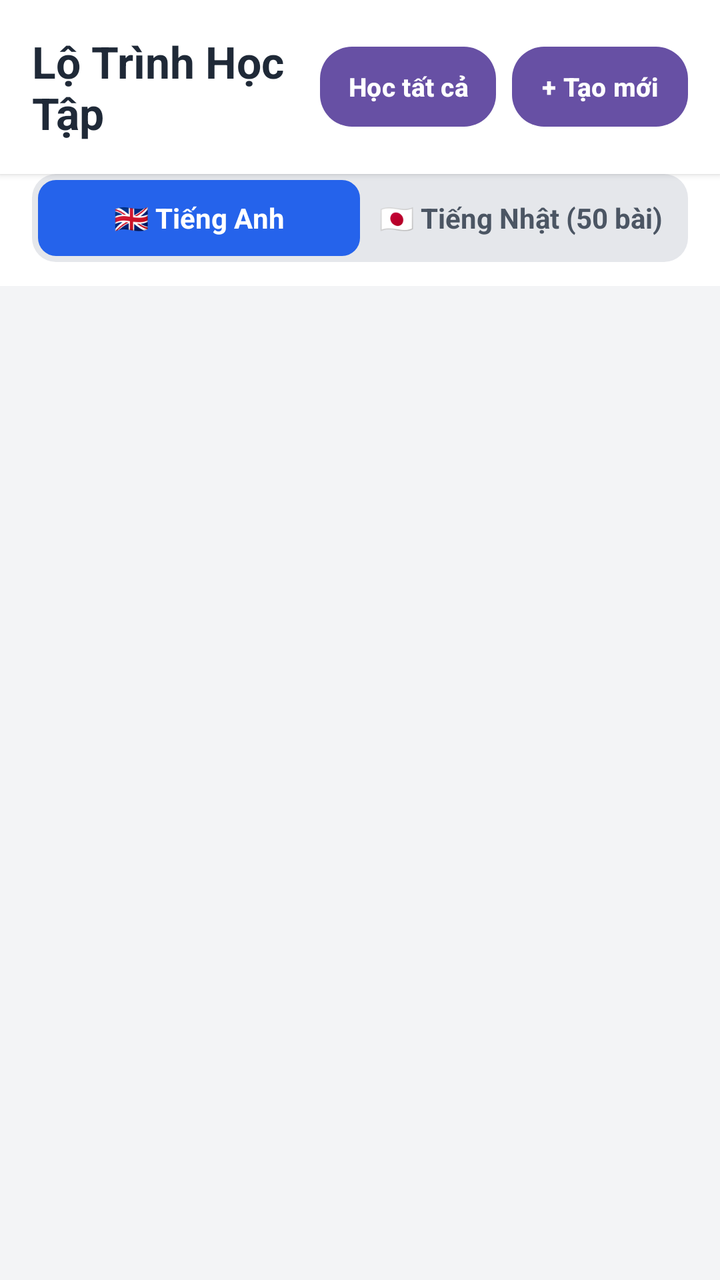
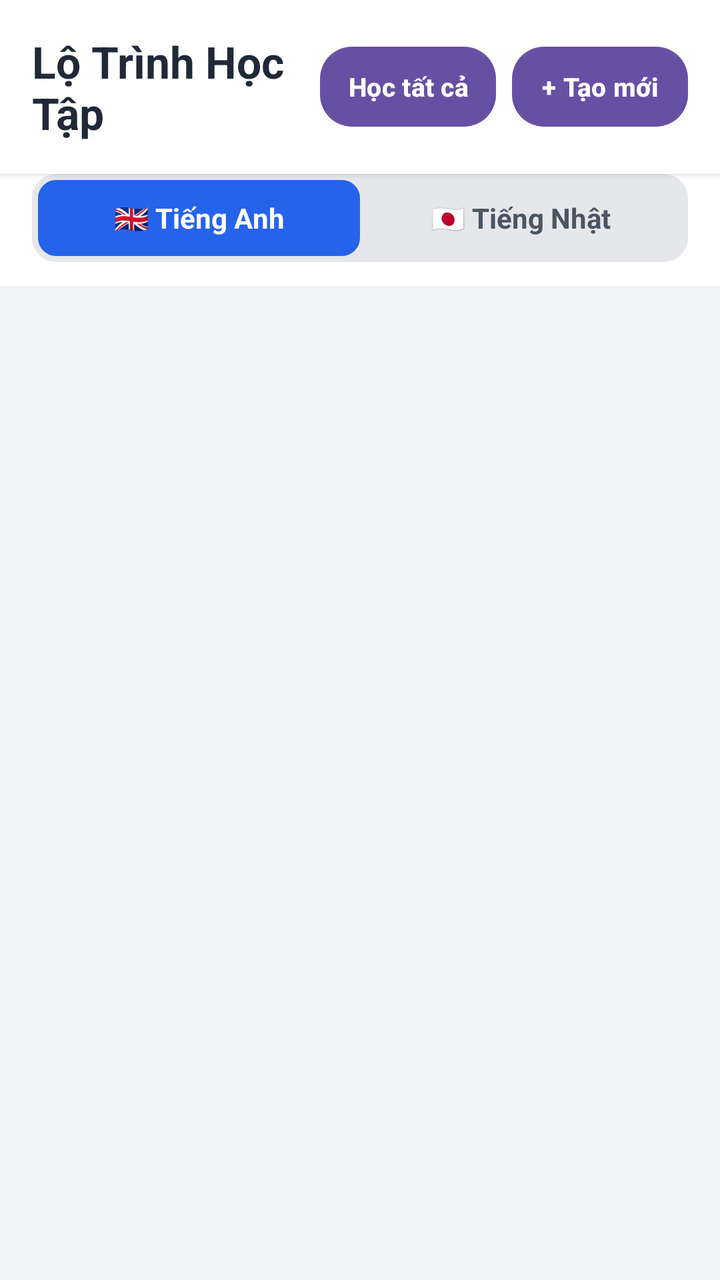

Compare the two renders of this Android layout. The source of the first and the diff that turns it into the second are given below.
<!-- AndroidManifest.xml: application theme Theme.LearnEnglish -->
<!-- res/layout/activity_main.xml -->
<?xml version="1.0" encoding="utf-8"?>
<LinearLayout xmlns:android="http://schemas.android.com/apk/res/android"
    xmlns:tools="http://schemas.android.com/tools"
    android:id="@+id/main"
    android:layout_width="match_parent"
    android:layout_height="match_parent"
    android:orientation="vertical"
    android:background="#F3F4F6"
    tools:context=".MainActivity">

    
    <LinearLayout
        android:layout_width="match_parent"
        android:layout_height="wrap_content"
        android:background="@android:color/white"
        android:elevation="2dp"
        android:gravity="center_vertical"
        android:orientation="horizontal"
        android:padding="16dp">

        <TextView
            android:id="@+id/tvHeaderTitle"
            android:layout_width="0dp"
            android:layout_height="wrap_content"
            android:layout_weight="1"
            android:text="Lộ Trình Học Tập"
            android:textColor="#1F2937"
            android:textSize="22sp"
            android:textStyle="bold" />

        <Button
            android:id="@+id/btnLearnAll"
            android:layout_width="wrap_content"
            android:layout_height="40dp"
            android:background="@drawable/bg_button_blue"
            android:paddingStart="14dp"
            android:paddingEnd="14dp"
            android:layout_marginEnd="8dp"
            android:text="Học tất cả"
            android:textColor="@android:color/white"
            android:textSize="13sp"
            android:textStyle="bold"
            android:textAllCaps="false" />

        <Button
            android:id="@+id/btnCreateLesson"
            android:layout_width="wrap_content"
            android:layout_height="40dp"
            android:background="@drawable/bg_button_blue"
            android:paddingStart="14dp"
            android:paddingEnd="14dp"
            android:text="+ Tạo mới"
            android:textColor="@android:color/white"
            android:textSize="13sp"
            android:textStyle="bold"
            android:textAllCaps="false" />
    </LinearLayout>

    
    <LinearLayout
        android:layout_width="match_parent"
        android:layout_height="wrap_content"
        android:background="@android:color/white"
        android:paddingStart="16dp"
        android:paddingEnd="16dp"
        android:paddingBottom="12dp">

        <LinearLayout
            android:layout_width="match_parent"
            android:layout_height="44dp"
            android:background="@drawable/bg_tab_container"
            android:orientation="horizontal"
            android:padding="3dp">

            <TextView
                android:id="@+id/tabEnglish"
                android:layout_width="0dp"
                android:layout_height="match_parent"
                android:layout_weight="1"
                android:gravity="center"
                android:text="🇬🇧 Tiếng Anh"
                android:textColor="@android:color/white"
                android:textSize="14sp"
                android:textStyle="bold"
                android:background="@drawable/bg_tab_active_blue" />

            <TextView
                android:id="@+id/tabJapanese"
                android:layout_width="0dp"
                android:layout_height="match_parent"
                android:layout_weight="1"
                android:gravity="center"
                android:text="🇯🇵 Tiếng Nhật (50 bài)"
                android:textColor="#4B5563"
                android:textSize="14sp"
                android:textStyle="bold"
                android:background="@android:color/transparent" />
        </LinearLayout>
    </LinearLayout>

    <ScrollView
        android:layout_width="match_parent"
        android:layout_height="match_parent">

        <LinearLayout
            android:id="@+id/layoutLessons"
            android:layout_width="match_parent"
            android:layout_height="wrap_content"
            android:orientation="vertical"
            android:padding="16dp">

            
        </LinearLayout>
    </ScrollView>
</LinearLayout>
<!-- resources referenced by this layout -->
<resources>
  <!-- drawable bg_button_blue (drawable) -->
  <?xml version="1.0" encoding="utf-8"?>
  <shape xmlns:android="http://schemas.android.com/apk/res/android"
      android:shape="rectangle">
      <solid android:color="#3B82F6" />
      <corners android:radius="16dp" />
  </shape>
  <!-- drawable bg_tab_active_blue (drawable) -->
  <?xml version="1.0" encoding="utf-8"?>
  <shape xmlns:android="http://schemas.android.com/apk/res/android"
      android:shape="rectangle">
      <solid android:color="#2563EB" />
      <corners android:radius="9dp" />
  </shape>
  <!-- drawable bg_tab_container (drawable) -->
  <?xml version="1.0" encoding="utf-8"?>
  <shape xmlns:android="http://schemas.android.com/apk/res/android"
      android:shape="rectangle">
      <solid android:color="#E5E7EB" />
      <corners android:radius="12dp" />
  </shape>
  <style name="Theme.LearnEnglish" parent="Base.Theme.LearnEnglish" />
  <style name="Base.Theme.LearnEnglish" parent="Theme.Material3.DayNight.NoActionBar">
          
          
      </style>
</resources>

<!-- the commit's change to res/layout/activity_main.xml (unified diff, before → after) -->
@@ -90,9 +90,53 @@
                 android:layout_height="match_parent"
                 android:layout_weight="1"
                 android:gravity="center"
-                android:text="🇯🇵 Tiếng Nhật (50 bài)"
+                android:text="🇯🇵 Tiếng Nhật"
                 android:textColor="#4B5563"
                 android:textSize="14sp"
+                android:textStyle="bold"
+                android:background="@android:color/transparent" />
+        </LinearLayout>
+    </LinearLayout>
+
+    
+    <LinearLayout
+        android:id="@+id/layoutJapaneseSubTabs"
+        android:layout_width="match_parent"
+        android:layout_height="wrap_content"
+        android:background="@android:color/white"
+        android:paddingStart="16dp"
+        android:paddingEnd="16dp"
+        android:paddingBottom="12dp"
+        android:visibility="gone">
+
+        <LinearLayout
+            android:layout_width="match_parent"
+            android:layout_height="38dp"
+            android:background="@drawable/bg_tab_container"
+            android:orientation="horizontal"
+            android:padding="2dp">
+
+            <TextView
+                android:id="@+id/subTabVocab"
+                android:layout_width="0dp"
+                android:layout_height="match_parent"
+                android:layout_weight="1"
+                android:gravity="center"
+                android:text="📖 Từ vựng (50 bài)"
+                android:textColor="@android:color/white"
+                android:textSize="13sp"
+                android:textStyle="bold"
+                android:background="@drawable/bg_tab_active_red" />
+
+            <TextView
+                android:id="@+id/subTabKanji"
+                android:layout_width="0dp"
+                android:layout_height="match_parent"
+                android:layout_weight="1"
+                android:gravity="center"
+                android:text="🈸 Kanji (20 bài)"
+                android:textColor="#4B5563"
+                android:textSize="13sp"
                 android:textStyle="bold"
                 android:background="@android:color/transparent" />
         </LinearLayout>
<!-- resource entries referenced after the edit -->
@@ -14,6 +14,13 @@
       <solid android:color="#2563EB" />
       <corners android:radius="9dp" />
   </shape>
+  <!-- drawable bg_tab_active_red (drawable) -->
+  <?xml version="1.0" encoding="utf-8"?>
+  <shape xmlns:android="http://schemas.android.com/apk/res/android"
+      android:shape="rectangle">
+      <solid android:color="#DC2626" />
+      <corners android:radius="9dp" />
+  </shape>
   <!-- drawable bg_tab_container (drawable) -->
   <?xml version="1.0" encoding="utf-8"?>
   <shape xmlns:android="http://schemas.android.com/apk/res/android"
